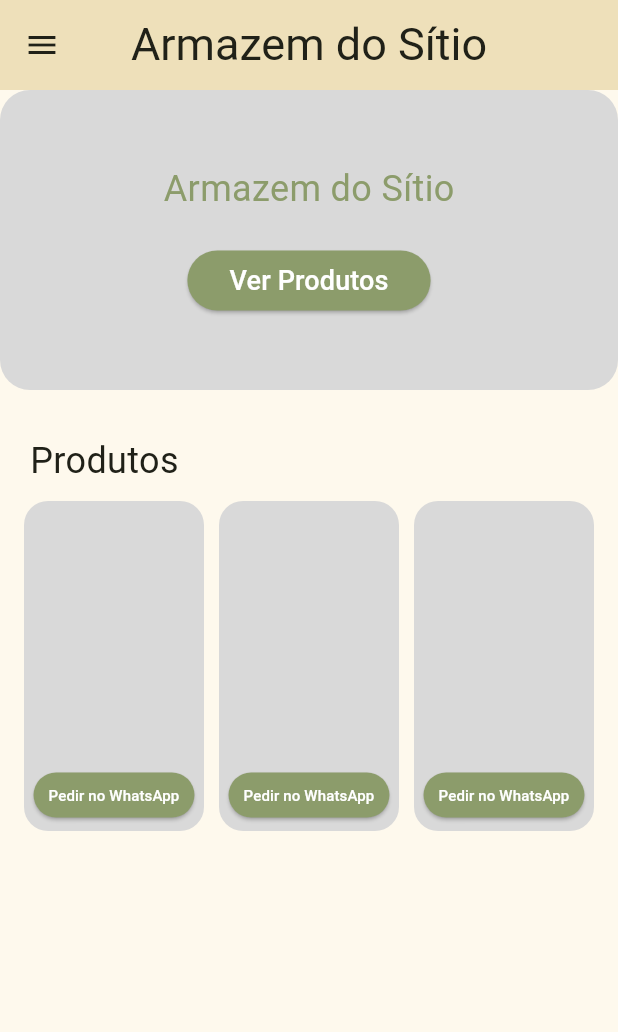
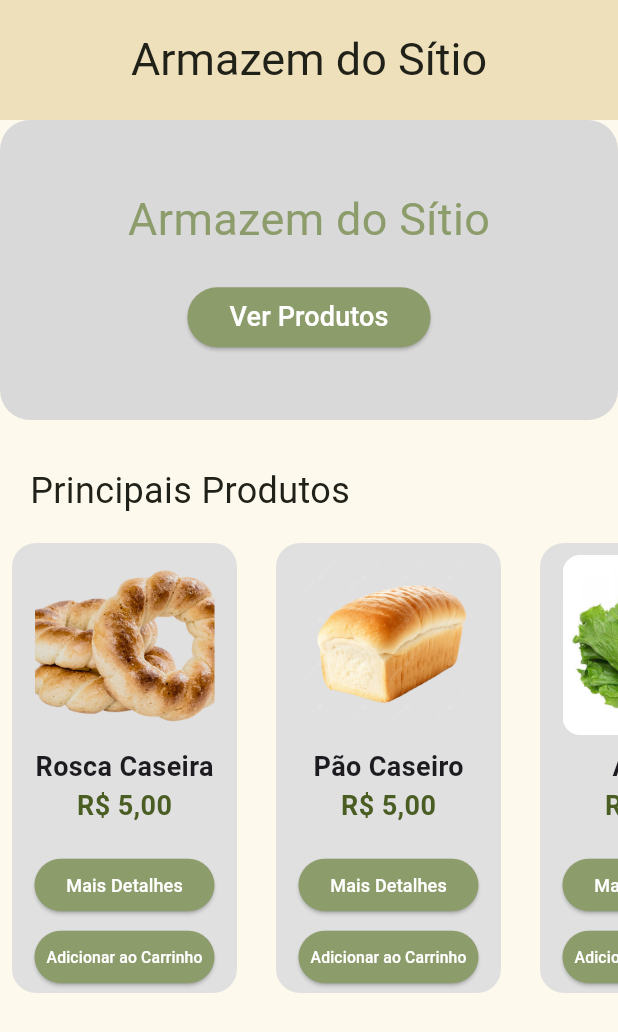
Before and after one commit to Julio-Cesar70/app_armazem, a Flutter app: the screen it shows after launch, on a phone screen of 412 x 824 dp. Shown: the top 1032 px of the screen. Run offline on Flutter 3.47's test engine with Material 3 defaults, Android fonts, the phone set to English and light mode, and no system bars; Roboto replaces fonts that are missing (Arial).

Commit message:
Ajustes nos Conteiners de "Principais Produtos"

```diff
--- a/lib/main.dart
+++ b/lib/main.dart
@@ -1,5 +1,5 @@
 import 'package:flutter/material.dart';
-import 'pages/home_page/home_page.dart'; // importe sua nova página
+import 'pages/home_page/home.dart'; // importe sua nova página
 
 void main() {
   runApp(const MyApp());
--- a/lib/pages/home_page/app_bar.dart
+++ b/lib/pages/home_page/app_bar.dart
@@ -3,8 +3,8 @@ import 'package:flutter/material.dart';
 AppBar buildCustomAppBar() {
   return AppBar(
     backgroundColor: const Color(0xFFEEE0BA),
-    iconTheme: IconThemeData(color: Color(0xFF202118)),
-    toolbarHeight: 60,
+    iconTheme: const IconThemeData(color: Color(0xFF202118)),
+    toolbarHeight: 80, // Aumenta a altura da AppBar
     elevation: 0,
     centerTitle: true,
     title: Text(
--- a/lib/pages/home_page/header_container.dart
+++ b/lib/pages/home_page/header_container.dart
@@ -18,7 +18,7 @@ class HeaderContainer extends StatelessWidget {
         children: [
           Text(
             'Armazem do Sítio',
-            style: TextStyle(color: Color(0xFF8C9C6B), fontSize: 24),
+            style: TextStyle(color: Color(0xFF8C9C6B), fontSize: 30),
           ),
           const SizedBox(height: 20),
           ElevatedButton(
--- a/lib/pages/home_page/home_page.dart
+++ b/lib/pages/home_page/home.dart
@@ -18,13 +18,6 @@ class HomePage extends StatelessWidget {
       home: Scaffold(
         // appBar
         appBar: buildCustomAppBar(),
-        drawer: Drawer(
-          child: ListView(
-            children: [
-              UserAccountsDrawerHeader(accountName: Text('Usuario'), accountEmail: Text('Usuario@gmail.com'))
-            ],
-          ),
-        ),
         backgroundColor: Color(0xFFFEF9ED),
         body: SingleChildScrollView(
           child: Column(
@@ -39,7 +32,7 @@ class HomePage extends StatelessWidget {
                 width: double.infinity, // Ocupa toda largura
                 padding: const EdgeInsets.symmetric(horizontal: 20),
                 child: const Text(
-                  'Produtos',
+                  'Principais Produtos',
                   style: TextStyle(fontSize: 24, color: Color(0xFF202118)),
                   textAlign: TextAlign.start, // Alinha à esquerda
                 ),
@@ -52,28 +45,33 @@ class HomePage extends StatelessWidget {
                 scrollDirection: Axis.horizontal,
                 child: Row(
                   children: [
+                    ProductItem(
+                      imagePath: 'assets/images/imagem_RoscaCaseira.png',
+                      productName: 'Rosca Caseira',
+                      productPrice: 'R\$ 5,00',
+                      onPressed1: () => print('Mais Detalhes 1'),
+                      onPressed2: () => print('Pedir do WhatsApp 1'),
+                    ),
+
                     const SizedBox(width: 10),
+
                     ProductItem(
-                      title: 'Pedir no WhatsApp',
-                      onPressed: () {
-                        print('Botão 1 clicado');
-                      },
+                      imagePath: 'assets/images/imagem_PaoCaseiro.png',
+                      productName: 'Pão Caseiro',
+                      productPrice: 'R\$ 5,00',
+                      onPressed1: () => print('Mais Detalhes 1'),
+                      onPressed2: () => print('Pedir do WhatsApp 1'),
                     ),
-                    const SizedBox(width: 10),
+
+                    const SizedBox(width: 10,),
+
                     ProductItem(
-                      title: 'Pedir no WhatsApp',
-                      onPressed: () {
-                        print('Botão 2 clicado');
-                      },
+                      imagePath: 'assets/images/imagem_Alface.jpg',
+                      productName: 'Alface',
+                      productPrice: 'R\$ 5,00',
+                      onPressed1: () => print('Mais Detalhes 1'),
+                      onPressed2: () => print('Pedir do WhatsApp 1'),
                     ),
-                    const SizedBox(width: 10),
-                    ProductItem(
-                      title: 'Pedir no WhatsApp',
-                      onPressed: () {
-                        print('Botão 3 clicado');
-                      },
-                    ),
-                    const SizedBox(width: 10),
                   ],
                 ),
               ),
--- a/lib/pages/home_page/product_item.dart
+++ b/lib/pages/home_page/product_item.dart
@@ -1,41 +1,102 @@
 import 'package:flutter/material.dart';
 
-
 class ProductItem extends StatelessWidget {
-  final String title;
-  final VoidCallback onPressed;
+  final String imagePath;
+  final String productName;
+  final String productPrice;
+  final VoidCallback onPressed1;
+  final VoidCallback onPressed2;
 
   const ProductItem({
+    required this.imagePath,
+    required this.productName,
+    required this.productPrice,
+    required this.onPressed1,
+    required this.onPressed2,
     super.key,
-    required this.title,
-    required this.onPressed,
   });
 
   @override
   Widget build(BuildContext context) {
     return Container(
+      margin: const EdgeInsets.all(8),
       decoration: BoxDecoration(
-        color: Color(0xFFD9D9D9),
+        color: Colors.grey[300],
         borderRadius: BorderRadius.circular(16),
       ),
-      width: 120,
-      height: 220,
+      width: 150,
+      height: 300,
       child: Column(
-        mainAxisAlignment: MainAxisAlignment.end,
+        crossAxisAlignment: CrossAxisAlignment.center,
         children: [
-          ElevatedButton(
-            onPressed: onPressed,
-            style: ElevatedButton.styleFrom(
-              backgroundColor: const Color(0xFF8C9C6B),
-              padding: const EdgeInsets.symmetric(horizontal: 10, vertical: 8),
-              minimumSize: const Size(60, 20),
-              foregroundColor: Colors.white,
+          // Imagem arredondada do Produto
+          Padding(
+            padding: const EdgeInsets.all(8.0),
+            child: ClipRRect(
+              borderRadius: BorderRadius.circular(12), // Borda arredondada
+              child: SizedBox(
+                width: 120,
+                height: 120,
+                child: Image.asset(
+                  imagePath,
+                  fit: BoxFit.cover,
+                ),
+              ),
             ),
-            child: Text(
-              title,
-              style: const TextStyle(fontSize: 10),
-              textAlign: TextAlign.center,
+          ),
+          // Nome do produto (por exemplo, "Pão Caseiro")
+          Text(
+            productName,
+            style: const TextStyle(fontSize: 18, fontWeight: FontWeight.bold),
+          ),
+          // Preço do produto com cor ajustada para o tema do app
+          Text(
+            productPrice,
+            style: const TextStyle(
+              fontSize: 18,
+              color: Color(0xFF4A5D23), // Verde escuro, combinando com o tema
+              fontWeight: FontWeight.w600,
             ),
+          ),
+          const SizedBox(height: 8), // Espaçamento entre o preço e os botões
+          // Preenche o espaço para empurrar os botões para baixo
+          const Spacer(),
+          // Botões (colados e na parte inferior)
+          Column(
+            children: [
+              SizedBox(
+                width: 120,
+                child: ElevatedButton(
+                  onPressed: onPressed1,
+                  style: ElevatedButton.styleFrom(
+                    backgroundColor: const Color(0xFF8C9C6B),
+                    foregroundColor: Colors.white,
+                    padding: const EdgeInsets.symmetric(horizontal: 10, vertical: 6),
+                    minimumSize: const Size(120, 35),
+                  ),
+                  child: const Text('Mais Detalhes', style: TextStyle(fontSize: 12)),
+                ),
+              ),
+              SizedBox(
+                width: 120,
+                child: ElevatedButton(
+                  onPressed: onPressed2,
+                  style: ElevatedButton.styleFrom(
+                    backgroundColor: const Color(0xFF8C9C6B),
+                    foregroundColor: Colors.white,
+                    padding: const EdgeInsets.symmetric(horizontal: 8, vertical: 4),
+                    minimumSize: const Size(120, 35),
+                  ),
+                  child: const FittedBox(
+                    fit: BoxFit.scaleDown,
+                    child: Text(
+                      'Adicionar ao Carrinho',
+                      style: TextStyle(fontSize: 12),
+                    ),
+                  ),
+                ),
+              ),
+            ],
           ),
         ],
       ),
```
Also changed, not shown: assets/images/imagem_Alface.jpg (added), assets/images/imagem_PaoCaseiro.png (added), assets/images/imagem_RoscaCaseira.png (added), assets/images/logo_armazem.jpg (added), assets/images/logo_armazem.png (deleted).
